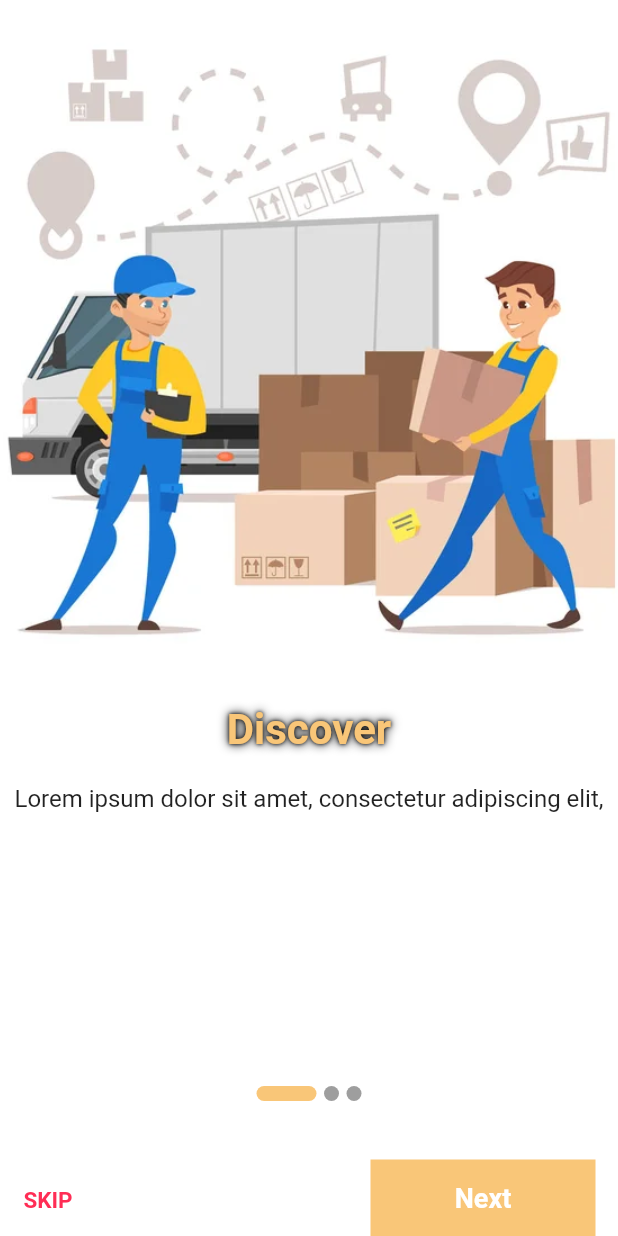
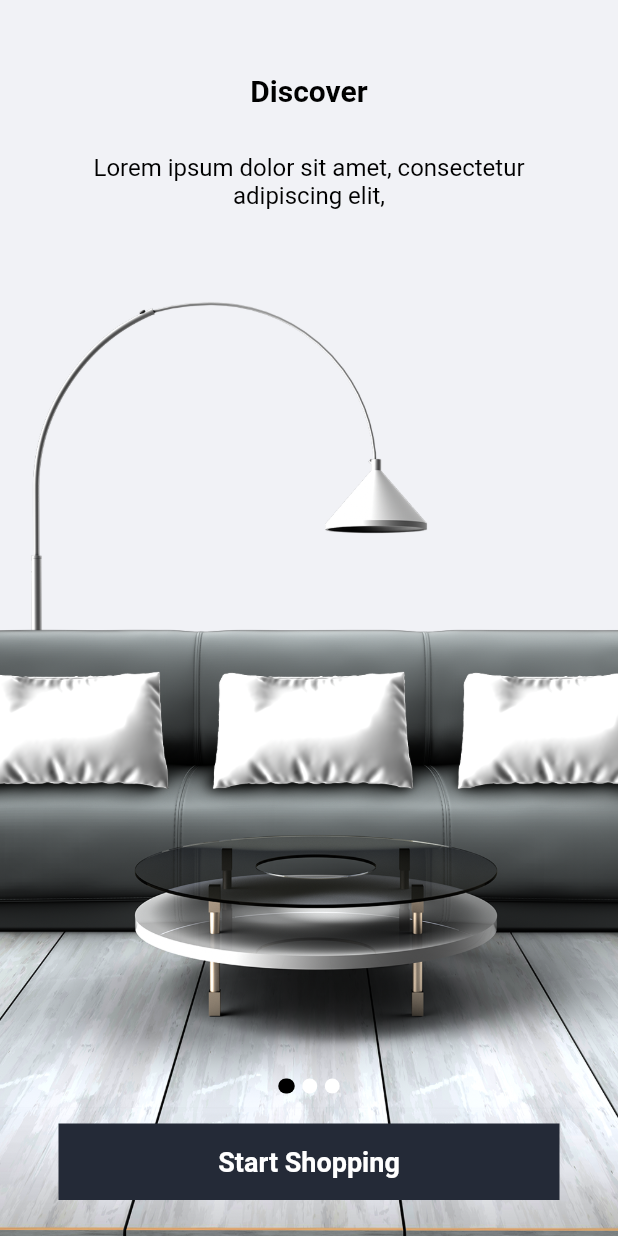
Before and after one commit to rehamrafaat202/furniture_app, a Flutter app: the screen it shows after launch, on a phone screen of 412 x 824 dp. Run offline on Flutter 3.47's test engine with Material 2 defaults, Android fonts, the phone set to English and light mode, and no system bars; drawn by our look-alikes of smooth_page_indicator; our stand-ins replace cloud_firestore, firebase_auth, firebase_core; accounts and stored records are empty.

```diff
--- a/lib/main.dart
+++ b/lib/main.dart
@@ -1,6 +1,6 @@
 import 'package:firebase_core/firebase_core.dart';
 import 'package:flutter/material.dart';
-import 'package:furniture_shop_app/screens/on_boarding/on_boarding_screen.dart';
+import 'package:furniture_shop_app/screens/on_boarding/onboarding_screen.dart';
 
 void main() async {
   WidgetsFlutterBinding.ensureInitialized();
--- a/lib/models/page_view_model.dart
+++ b/lib/models/page_view_model.dart
@@ -8,15 +8,15 @@ class PagesViewModel {
 
 List<PagesViewModel> items = [
   PagesViewModel(
-      image: "assets/images/fun1.jpg",
+      image: "assets/images/onb1.png",
       title: "Discover",
       body: "Lorem ipsum dolor sit amet, consectetur adipiscing elit,  "),
   PagesViewModel(
-      image: "assets/images/fun6.jpg",
+      image: "assets/images/onb2.jpg",
       title: "New Arrivals",
       body: "Lorem ipsum dolor sit amet, consectetur adipiscing elit,"),
   PagesViewModel(
-      image: "assets/images/fun3.jpg",
+      image: "assets/images/onb3.png",
       title: "Our Favourite\n Looks For Your Style",
       body: "Lorem ipsum dolor sit amet, consectetur adipiscing elit,"),
 ];
--- a/lib/screens/home/home_screen.dart
+++ b/lib/screens/home/home_screen.dart
@@ -3,8 +3,7 @@ import 'package:furniture_shop_app/screens/home/components/body.dart';
 import 'package:furniture_shop_app/screens/home/components/home_drawer.dart';
 
 class HomeScreen extends StatelessWidget {
-  final String? email;
-  const HomeScreen({this.email, Key? key}) : super(key: key);
+  const HomeScreen({Key? key}) : super(key: key);
 
   @override
   Widget build(BuildContext context) {
@@ -21,7 +20,7 @@ class HomeScreen extends StatelessWidget {
           ),
         ],
       ),
-      drawer: HomeDrawer(email: email),
+      drawer: HomeDrawer(),
       body: const Body(),
     );
   }
--- a/lib/screens/on_boarding/image_view.dart
+++ /dev/null
@@ -1,57 +0,0 @@
-import 'package:flutter/material.dart';
-import 'package:furniture_shop_app/models/page_view_model.dart';
-import 'package:furniture_shop_app/style.dart';
-
-class ImageView extends StatelessWidget {
-  final PagesViewModel model;
-  const ImageView({required this.model, Key? key}) : super(key: key);
-
-  @override
-  Widget build(BuildContext context) {
-    return Column(
-      crossAxisAlignment: CrossAxisAlignment.center,
-      children: [
-        Container(
-          height: 450,
-          decoration: BoxDecoration(
-            image: DecorationImage(
-                image: AssetImage(
-                  model.image,
-                ),
-                fit: BoxFit.cover),
-          ),
-        ),
-        Padding(
-          padding: const EdgeInsets.all(20.0),
-          child: Text(
-            model.title,
-            textAlign: TextAlign.center,
-            style: const TextStyle(
-                fontSize: 28.0,
-                fontWeight: FontWeight.bold,
-                color: primaryColor,
-                shadows: [
-                  Shadow(
-                    offset: Offset(0, 0.3),
-                    blurRadius: 3.0,
-                    color: Color.fromARGB(255, 0, 0, 0),
-                  ),
-                  Shadow(
-                    offset: Offset(0, 0.3),
-                    blurRadius: 8.0,
-                    color: Color.fromARGB(255, 0, 0, 0),
-                  ),
-                ]),
-          ),
-        ),
-        Text(
-          model.body,
-          style: const TextStyle(
-            fontSize: 16.0,
-          ),
-          textAlign: TextAlign.center,
-        ),
-      ],
-    );
-  }
-}
--- /dev/null
+++ b/lib/screens/on_boarding/old_body_version.dart
@@ -0,0 +1,127 @@
+import 'package:flutter/cupertino.dart';
+import 'package:flutter/material.dart';
+import 'package:furniture_shop_app/models/page_view_model.dart';
+import 'package:furniture_shop_app/screens/auth/welcome_screen.dart';
+import 'package:furniture_shop_app/widgets/container_button.dart';
+import 'package:smooth_page_indicator/smooth_page_indicator.dart';
+
+class OldBodyVersion extends StatelessWidget {
+  final PagesViewModel model;
+  final PageController boardingController;
+  bool isLast;
+  final int index;
+  OldBodyVersion(
+      {required this.model,
+      required this.isLast,
+      required this.boardingController,
+      required this.index,
+      Key? key})
+      : super(key: key);
+
+  @override
+  Widget build(BuildContext context) {
+    void submit() {
+      Navigator.push(
+          context, MaterialPageRoute(builder: (context) => WelcomeScreen()));
+    }
+
+    return Stack(
+      children: [
+        Container(
+          width: double.infinity,
+          height: double.infinity,
+          child: Image.asset(
+            model.image,
+            fit: BoxFit.cover,
+          ),
+        ),
+        Padding(
+          padding: const EdgeInsets.all(24.0),
+          child: Column(
+            crossAxisAlignment: index == 2
+                ? CrossAxisAlignment.start
+                : CrossAxisAlignment.center,
+            children: [
+              if (index == 1) Spacer(),
+              if (index == 2)
+                SmoothPageIndicator(
+                    effect: const ExpandingDotsEffect(
+                        dotHeight: 10,
+                        activeDotColor: Colors.black,
+                        dotColor: Colors.white,
+                        // activeDotColor: defaultColor,
+                        expansionFactor: 1.1,
+                        dotWidth: 10,
+                        spacing: 5.0),
+                    controller: boardingController,
+                    count: items.length),
+              const SizedBox(
+                height: 20.0,
+              ),
+              Text(
+                model.title,
+                style: TextStyle(
+                    fontSize: index == 2 ? 26 : 20.0,
+                    fontWeight: FontWeight.bold,
+                    height: 1.5,
+                    color: index == 0 ? Colors.black : Colors.white),
+              ),
+              const SizedBox(
+                height: 20.0,
+              ),
+              Padding(
+                padding: const EdgeInsets.all(8.0),
+                child: Text(
+                  model.body,
+                  style: TextStyle(
+                      fontSize: 16.0,
+                      color: index == 0 ? Colors.black : Colors.white),
+                  textAlign: index == 2 ? TextAlign.start : TextAlign.center,
+                ),
+              ),
+              if (index == 0 || index == 2) const Spacer(),
+              if (index == 0 || index == 1)
+                SmoothPageIndicator(
+                    effect: const ExpandingDotsEffect(
+                        dotHeight: 10,
+                        activeDotColor: Colors.black,
+                        dotColor: Colors.white,
+                        // activeDotColor: defaultColor,
+                        expansionFactor: 1.1,
+                        dotWidth: 10,
+                        spacing: 5.0),
+                    controller: boardingController,
+                    count: items.length),
+              SizedBox(
+                height: 20,
+              ),
+
+              ContainerButton(
+                color: Color(0xff242A37),
+                txtColor: Colors.white,
+                title: index == 0
+                    ? "Start Shopping"
+                    : index == 1
+                        ? "Next"
+                        : "Get Started",
+                submit: () {
+                  if (isLast) {
+                    submit();
+                  } else {
+                    boardingController.nextPage(
+                        duration: const Duration(milliseconds: 750),
+                        curve: Curves.fastLinearToSlowEaseIn);
+                  }
+                },
+              )
+
+              // const SizedBox(
+              //   height: 30.0,
+              // ),
+            ],
+          ),
+        ),
+      ],
+    );
+  }
+}
--- a/lib/screens/on_boarding/on_boarding_screen.dart
+++ /dev/null
@@ -1,103 +0,0 @@
-import 'package:flutter/material.dart';
-import 'package:furniture_shop_app/models/page_view_model.dart';
-import 'package:furniture_shop_app/screens/auth/welcome_screen.dart';
-import 'package:furniture_shop_app/screens/on_boarding/image_view.dart';
-import 'package:furniture_shop_app/style.dart';
-import 'package:furniture_shop_app/widgets/container_button.dart';
-
-import 'package:smooth_page_indicator/smooth_page_indicator.dart';
-
-class OnBoardingScreen extends StatefulWidget {
-  const OnBoardingScreen({Key? key}) : super(key: key);
-
-  @override
-  State<OnBoardingScreen> createState() => _OnBoardingScreenState();
-}
-
-class _OnBoardingScreenState extends State<OnBoardingScreen> {
-  bool isLast = false;
-  void submit() {
-    Navigator.push(
-        context, MaterialPageRoute(builder: (context) => WelcomeScreen()));
-  }
-
-  @override
-  Widget build(BuildContext context) {
-    var boardingController = PageController();
-    return Scaffold(
-      body: Column(
-        children: [
-          Expanded(
-            child: PageView.builder(
-              controller: boardingController,
-              physics: const BouncingScrollPhysics(),
-              onPageChanged: (index) {
-                // print(index);
-                if (index == items.length - 1) {
-                  setState(() {
-                    isLast = true;
-                  });
-                } else {
-                  setState(() {
-                    isLast = false;
-                  });
-                }
-              },
-              itemBuilder: (context, index) => ImageView(model: items[index]),
-              itemCount: items.length,
-            ),
-          ),
-          Container(
-            height: 100,
-            child: Column(
-              children: [
-                SmoothPageIndicator(
-                    effect: const ExpandingDotsEffect(
-                        dotHeight: 10,
-                        activeDotColor: primaryColor,
-                        expansionFactor: 4,
-                        dotWidth: 10,
-                        spacing: 5.0),
-                    controller: boardingController,
-                    count: items.length),
-                const Spacer(),
-                Row(
-                  mainAxisAlignment: MainAxisAlignment.spaceBetween,
-                  crossAxisAlignment: CrossAxisAlignment.end,
-                  children: [
-                    TextButton(
-                        onPressed: () {
-                          submit();
-                        },
-                        child: const Text(
-                          "SKIP",
-                          style: TextStyle(
-                              color: scendryColor,
-                              fontWeight: FontWeight.bold,
-                              fontSize: 15.0),
-                        )),
-                    Container(
-                      width: 180,
-                      child: ContainerButton(
-                          color: primaryColor,
-                          txtColor: Colors.white,
-                          title: "Next",
-                          submit: () {
-                            if (isLast) {
-                              submit();
-                            }
-                            boardingController.nextPage(
-                                duration: const Duration(milliseconds: 750),
-                                curve: Curves.fastLinearToSlowEaseIn);
-                          }),
-                    ),
-                  ],
-                ),
-              ],
-            ),
-          )
-        ],
-      ),
-    );
-  }
-}
--- /dev/null
+++ b/lib/screens/on_boarding/onboarding_screen.dart
@@ -0,0 +1,46 @@
+import 'package:flutter/material.dart';
+import 'package:furniture_shop_app/models/page_view_model.dart';
+import 'package:furniture_shop_app/screens/on_boarding/old_body_version.dart';
+
+class OnBoardingScreen extends StatefulWidget {
+  const OnBoardingScreen({Key? key}) : super(key: key);
+
+  @override
+  State<OnBoardingScreen> createState() => _OnBoardingScreenState();
+}
+
+class _OnBoardingScreenState extends State<OnBoardingScreen> {
+  bool isLast = false;
+
+  @override
+  Widget build(BuildContext context) {
+    var boardingController = PageController();
+    return Scaffold(
+      backgroundColor: const Color(0xfff1f2f6),
+      body: SafeArea(
+        child: PageView.builder(
+          controller: boardingController,
+          physics: const BouncingScrollPhysics(),
+          onPageChanged: (index) {
+            // print(index);
+            if (index == items.length - 1) {
+              setState(() {
+                isLast = true;
+              });
+            } else {
+              setState(() {
+                isLast = false;
+              });
+            }
+          },
+          itemBuilder: (context, index) => OldBodyVersion(
+              model: items[index],
+              boardingController: boardingController,
+              isLast: isLast,
+              index: index),
+          itemCount: items.length,
+        ),
+      ),
+    );
+  }
+}
--- a/pubspec.yaml
+++ b/pubspec.yaml
@@ -32,6 +32,7 @@ dependencies:
   smooth_page_indicator: ^1.0.0+2
   firebase_core: ^1.10.6
   firebase_auth: ^3.3.4
+  cloud_firestore: ^3.1.5
 
 
 
```
Also changed, not shown: lib/models/user_model.dart (added, +30 -0 lines), lib/screens/auth/login_page/login_page_screen.dart (+3 -9 lines), lib/screens/auth/register_page/signup_page_screen.dart (+82 -20 lines), lib/screens/home/components/home_drawer.dart (+24 -17 lines), assets/images/onb1.png (added), assets/images/onb2.jpg (added), assets/images/onb3.png (added), pubspec.lock, 1 other file.
